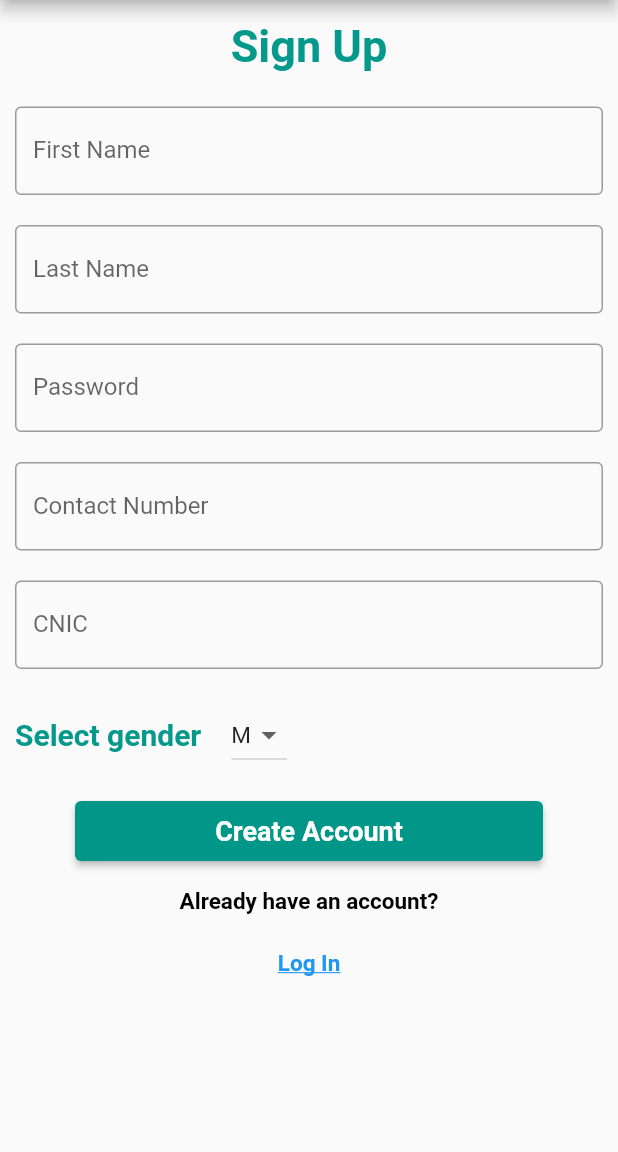
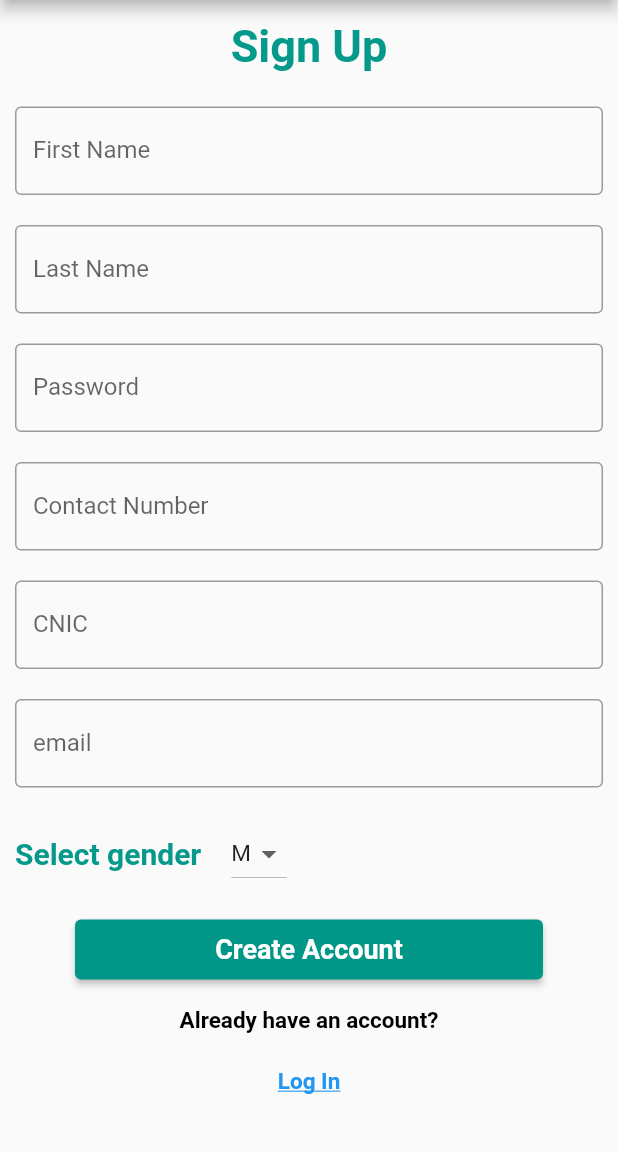
Before and after one commit to Aisha1600/CarpoolFrontend, a Flutter app: the SignUp screen opened directly, after a tap on "Create Account", on a phone screen of 412 x 824 dp, the part 84-1236 px from its top. Run offline on Flutter 3.47's test engine with Material 2 defaults, Android fonts, the light colour scheme and no system bars; missing offline and left inert: postgres; network calls fail.

Commit message:
integration signup

```diff
--- a/lib/main.dart
+++ b/lib/main.dart
@@ -50,7 +50,7 @@ class _MyHomePageState extends State<MyHomePage> {
             onPressed: () {
               Navigator.push(
                 context,
-                MaterialPageRoute(builder: (context) => const SignUp()),
+                MaterialPageRoute(builder: (context) => SignUp()),
               );
             },
           )),
--- a/lib/sign_up.dart
+++ b/lib/sign_up.dart
@@ -1,7 +1,40 @@
 import 'package:flutter/material.dart';
 import 'car_details.dart';
-import 'log_in.dart';
+import 'dart:convert';
+import 'package:http/http.dart' as http;
+import 'package:postgres/postgres.dart';
+
 // ignore: unnecessary_import
+//made a class to store all the fields in an object
+class SignUpFOrm {
+  late final String fname;
+  late final String lname;
+  late final String password;
+  late final String phone;
+  late final String cnic;
+  late final String email;
+  late final String gender;
+
+  SignUpFOrm(
+      {required this.fname,
+      required this.lname,
+      required this.password,
+      required this.phone,
+      required this.cnic,
+      required this.email,
+      required this.gender});
+  Map<String, dynamic> toJson() {
+    return {
+      'f_name': fname,
+      'l_name': lname,
+      'password': password,
+      'contact_no': phone,
+      'cnic': cnic,
+      'email': email,
+      'gender': gender
+    };
+  }
+}
 
 class SignUp extends StatefulWidget {
   const SignUp({Key? key}) : super(key: key);
@@ -13,12 +46,14 @@ class SignUp extends StatefulWidget {
 String dropdownValue = 'M';
 
 class _SignUp extends State<SignUp> {
-  TextEditingController nameController = TextEditingController();
+  TextEditingController fnameController = TextEditingController();
+  TextEditingController lnameController = TextEditingController();
   TextEditingController passwordController = TextEditingController();
   TextEditingController phoneController = TextEditingController();
   TextEditingController cnicController = TextEditingController();
+  TextEditingController emailController = TextEditingController();
   String title = "Carpool Application";
-
+  static const baseurl = '192.168.18.222';
   @override
   Widget build(BuildContext context) {
     return Scaffold(
@@ -41,7 +76,7 @@ class _SignUp extends State<SignUp> {
         Container(
           padding: const EdgeInsets.fromLTRB(10, 10, 10, 10),
           child: TextField(
-            controller: nameController,
+            controller: fnameController,
             decoration: const InputDecoration(
               border: OutlineInputBorder(),
               labelText: 'First Name',
@@ -51,7 +86,7 @@ class _SignUp extends State<SignUp> {
         Container(
           padding: const EdgeInsets.fromLTRB(10, 10, 10, 10),
           child: TextField(
-            controller: nameController,
+            controller: lnameController,
             decoration: const InputDecoration(
               border: OutlineInputBorder(),
               labelText: 'Last Name',
@@ -88,6 +123,17 @@ class _SignUp extends State<SignUp> {
             decoration: const InputDecoration(
               border: OutlineInputBorder(),
               labelText: 'CNIC',
+            ),
+          ),
+        ),
+        Container(
+          padding: const EdgeInsets.fromLTRB(10, 10, 10, 10),
+          child: TextField(
+            obscureText: false,
+            controller: emailController,
+            decoration: const InputDecoration(
+              border: OutlineInputBorder(),
+              labelText: 'email',
             ),
           ),
         ),
@@ -137,11 +183,40 @@ class _SignUp extends State<SignUp> {
                     fontSize: 18,
                     color: Colors.white),
               ),
-              onPressed: () {
-                // Navigator.push(
-                //   context,
-                //   MaterialPageRoute(builder: (context) => const CarDetails()),
-                // );
+              onPressed: () async {
+                //final conn = await getConnection();
+                SignUpFOrm form = SignUpFOrm(
+                    fname: fnameController.text,
+                    lname: lnameController.text,
+                    password: passwordController.text,
+                    phone: phoneController.text,
+                    cnic: cnicController.text,
+                    email: emailController.text,
+                    gender: dropdownValue);
+                try {
+                  final client = http.Client();
+                  final jsonData = jsonEncode(form.toJson());
+                  print(jsonData);
+                  print(json.decode(jsonData));
+                  final response = await http.post(
+                    Uri.parse('http://localhost:5000/member/SignUp'),
+                    headers: {'Content-Type': 'application/json'},
+                    body: jsonData,
+                  );
+                  print(response.statusCode);
+
+                  if (response.statusCode == 200) {
+                    // Item added successfully
+                    Navigator.push(
+                      context,
+                      MaterialPageRoute(
+                          builder: (context) => const CarDetails()),
+                    );
+                    print(json.decode(response.body));
+                  }
+                } catch (error) {
+                  print(error);
+                }
               },
             )),
         Container(
@@ -157,11 +232,13 @@ class _SignUp extends State<SignUp> {
             )),
         SizedBox(
             child: TextButton(
-          onPressed: () {
-            Navigator.push(
-              context,
-              MaterialPageRoute(builder: (context) => const LogIn()),
-            );
+          onPressed: () async {
+            //API
+
+            // Navigator.push(
+            //   context,
+            //   MaterialPageRoute(builder: (context) => const LogIn()),
+            // );
           },
           child: const Text(
             'Log In',
--- a/pubspec.yaml
+++ b/pubspec.yaml
@@ -35,7 +35,9 @@ dependencies:
   # The following adds the Cupertino Icons font to your application.
   # Use with the CupertinoIcons class for iOS style icons.
   cupertino_icons: ^1.0.2
-
+  http: ^0.13.5
+  postgres: ^2.6.1
+  get: ^4.3.8
 dev_dependencies:
   flutter_test:
     sdk: flutter
```
Also changed, not shown: lib/request_form.dart (+80 -21 lines), pubspec.lock.
